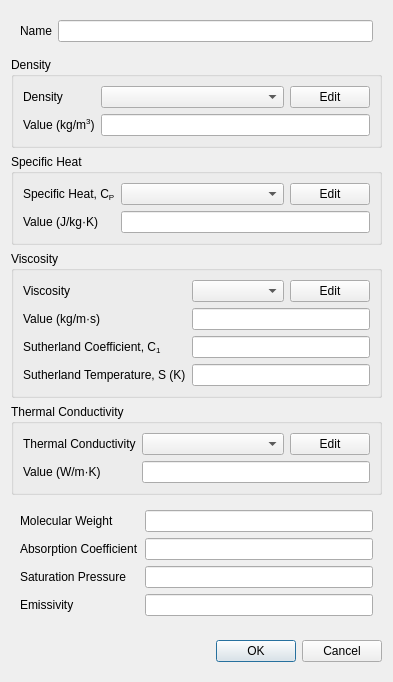
The window that baramFlow/view/setup/materials/material_dialog.ui (nextfoam/baram) describes before a commit, drawn with Qt 5.
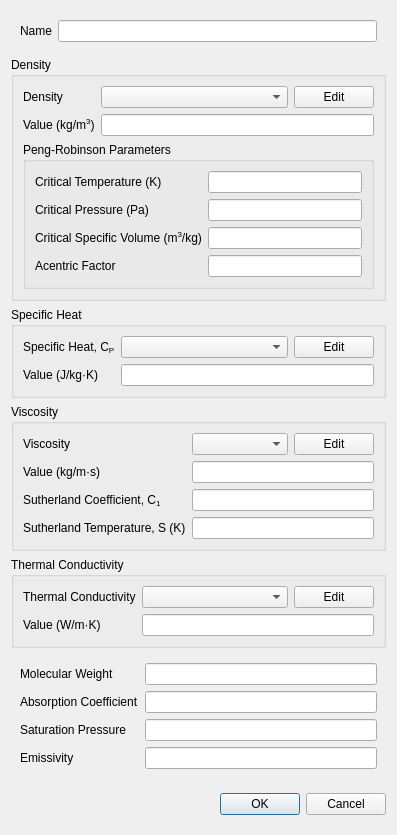
The same window after the commit.

Commit message: Issue baram#12 Species 모델 on/off 설정 및 material 설정에 mixture 정의 기능 추가

Patch:
```diff
--- a/baramFlow/view/setup/materials/material_dialog.ui
+++ b/baramFlow/view/setup/materials/material_dialog.ui
@@ -6,8 +6,8 @@
    <rect>
     <x>0</x>
     <y>0</y>
-    <width>377</width>
-    <height>652</height>
+    <width>397</width>
+    <height>818</height>
    </rect>
   </property>
   <property name="windowTitle">
@@ -35,7 +35,22 @@
      <property name="title">
       <string>Density</string>
      </property>
-     <layout class="QFormLayout" name="formLayout">
+     <layout class="QVBoxLayout" name="verticalLayout_2">
+      <property name="topMargin">
+       <number>0</number>
+      </property>
+      <item>
+       <widget class="QWidget" name="widget_2" native="true">
+        <layout class="QFormLayout" name="formLayout_7">
+         <property name="leftMargin">
+          <number>0</number>
+         </property>
+         <property name="rightMargin">
+          <number>0</number>
+         </property>
+         <property name="bottomMargin">
+          <number>0</number>
+         </property>
       <item row="0" column="0">
        <widget class="QLabel" name="label_2">
         <property name="text">
@@ -78,6 +93,58 @@
     </widget>
    </item>
    <item>
+       <widget class="QGroupBox" name="pengRobinsonParameters">
+        <property name="title">
+         <string>Peng-Robinson Parameters</string>
+        </property>
+        <layout class="QFormLayout" name="formLayout_8">
+         <item row="0" column="0">
+          <widget class="QLabel" name="label_8">
+           <property name="text">
+            <string>Critical Temperature (K)</string>
+           </property>
+          </widget>
+         </item>
+         <item row="1" column="0">
+          <widget class="QLabel" name="label_9">
+           <property name="text">
+            <string>Critical Pressure (Pa)</string>
+           </property>
+          </widget>
+         </item>
+         <item row="1" column="1">
+          <widget class="QLineEdit" name="criticalPressure"/>
+         </item>
+         <item row="2" column="0">
+          <widget class="QLabel" name="label_10">
+           <property name="text">
+            <string>&lt;html&gt;&lt;head/&gt;&lt;body&gt;&lt;p&gt;Critical Specific Volume (m&lt;span style=&quot; vertical-align:super;&quot;&gt;3&lt;/span&gt;/kg)&lt;/p&gt;&lt;/body&gt;&lt;/html&gt;</string>
+           </property>
+          </widget>
+         </item>
+         <item row="2" column="1">
+          <widget class="QLineEdit" name="criticalSpecificVolume"/>
+         </item>
+         <item row="3" column="0">
+          <widget class="QLabel" name="label_11">
+           <property name="text">
+            <string>Acentric Factor</string>
+           </property>
+          </widget>
+         </item>
+         <item row="3" column="1">
+          <widget class="QLineEdit" name="acentricFactor"/>
+         </item>
+         <item row="0" column="1">
+          <widget class="QLineEdit" name="criticalTemperature"/>
+         </item>
+        </layout>
+       </widget>
+      </item>
+     </layout>
+    </widget>
+   </item>
+   <item>
     <widget class="QGroupBox" name="specificHeat">
      <property name="title">
       <string>Specific Heat</string>
```
Left out of the diff: 27 changed lines with no effect on the pictures. Lines whose indentation alone changed are shown as unchanged. The commit also changes 26 other files.
